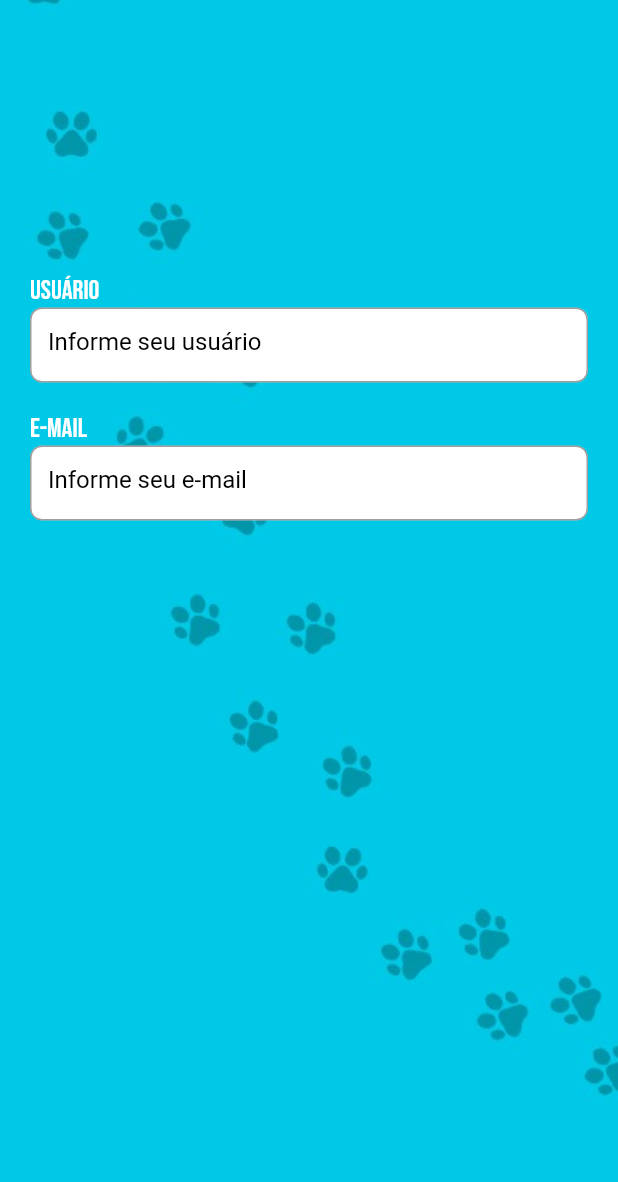
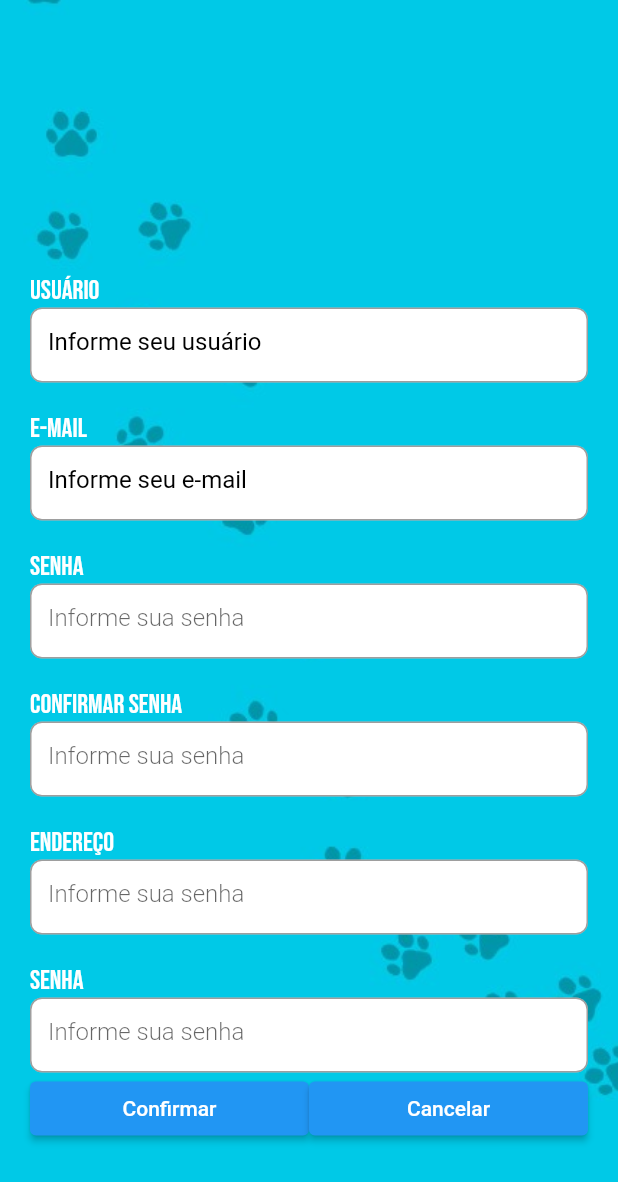
Before and after one commit to josedutra13/TCC, a Flutter app: the screen it shows after launch, scrolled down 67 dp, on a phone screen of 412 x 824 dp. Shown: the top 1182 px of the screen. Run offline on Flutter 3.47's test engine with Material 2 defaults, Android fonts, the phone set to English and light mode, and no system bars; our stand-ins replace get, google_fonts; missing offline and left inert: dart:ffi.

Commit message:
criação campos e botões

```diff
--- a/lib/app/module/register/register_binding.dart
+++ b/lib/app/module/register/register_binding.dart
@@ -0,0 +1,11 @@
+import 'dart:ffi';
+
+import 'package:auresgate/app/module/register/register_controller.dart';
+import 'package:get/get.dart';
+
+class RegisterBindings implements Bindings {
+  @override
+  void dependencies() {
+    Get.lazyPut(() => RegisterController());
+  }
+}
--- a/lib/app/module/register/register_controller.dart
+++ b/lib/app/module/register/register_controller.dart
@@ -0,0 +1,3 @@
+import 'package:get/get.dart';
+
+class RegisterController extends GetxController {}
--- a/lib/app/module/register/register_page.dart
+++ b/lib/app/module/register/register_page.dart
@@ -1,8 +1,9 @@
+import 'package:auresgate/app/module/register/register_controller.dart';
 import 'package:flutter/material.dart';
-import 'package:flutter/services.dart';
+import 'package:get/get.dart';
 import 'package:google_fonts/google_fonts.dart';
 
-class RegisterPage extends StatelessWidget {
+class RegisterPage extends GetView<RegisterController> {
   @override
   Widget build(BuildContext context) {
     return Scaffold(
@@ -56,7 +57,7 @@ class RegisterPage extends StatelessWidget {
                         color: Colors.white,
                         borderRadius: BorderRadius.all(Radius.circular(8.0))),
                     height: 50,
-                    child: TextField(
+                    child: TextFormField(
                       decoration: InputDecoration(
                         hintText: 'Informe seu e-mail',
                         hintStyle: TextStyle(color: Colors.black),
@@ -65,6 +66,120 @@ class RegisterPage extends StatelessWidget {
                             borderRadius: BorderRadius.circular(8.0)),
                       ),
                     ),
+                  ),
+                  Container(
+                    margin: EdgeInsets.only(top: 20),
+                    child: Text(
+                      'SENHA',
+                      style: GoogleFonts.bebasNeue(
+                          color: Colors.white,
+                          fontSize: 18,
+                          fontWeight: FontWeight.w500),
+                    ),
+                  ),
+                  Container(
+                    decoration: BoxDecoration(
+                        color: Colors.white,
+                        borderRadius: BorderRadius.all(Radius.circular(8.0))),
+                    height: 50,
+                    child: TextFormField(
+                      decoration: InputDecoration(
+                        hintText: 'Informe sua senha',
+                        hintStyle: TextStyle(fontWeight: FontWeight.w300),
+                        fillColor: Colors.white70,
+                        border: OutlineInputBorder(
+                            borderRadius: BorderRadius.circular(8.0)),
+                      ),
+                    ),
+                  ),
+                  Container(
+                    margin: EdgeInsets.only(top: 20),
+                    child: Text(
+                      'CONFIRMAR SENHA',
+                      style: GoogleFonts.bebasNeue(
+                          color: Colors.white,
+                          fontSize: 18,
+                          fontWeight: FontWeight.w500),
+                    ),
+                  ),
+                  Container(
+                    decoration: BoxDecoration(
+                        color: Colors.white,
+                        borderRadius: BorderRadius.all(Radius.circular(8.0))),
+                    height: 50,
+                    child: TextFormField(
+                      decoration: InputDecoration(
+                        hintText: 'Informe sua senha',
+                        hintStyle: TextStyle(fontWeight: FontWeight.w300),
+                        fillColor: Colors.white70,
+                        border: OutlineInputBorder(
+                            borderRadius: BorderRadius.circular(8.0)),
+                      ),
+                    ),
+                  ),
+                  Container(
+                    margin: EdgeInsets.only(top: 20),
+                    child: Text(
+                      'ENDEREÇO',
+                      style: GoogleFonts.bebasNeue(
+                          color: Colors.white,
+                          fontSize: 18,
+                          fontWeight: FontWeight.w500),
+                    ),
+                  ),
+                  Container(
+                    decoration: BoxDecoration(
+                        color: Colors.white,
+                        borderRadius: BorderRadius.all(Radius.circular(8.0))),
+                    height: 50,
+                    child: TextFormField(
+                      decoration: InputDecoration(
+                        hintText: 'Informe sua senha',
+                        hintStyle: TextStyle(fontWeight: FontWeight.w300),
+                        fillColor: Colors.white70,
+                        border: OutlineInputBorder(
+                            borderRadius: BorderRadius.circular(8.0)),
+                      ),
+                    ),
+                  ),
+                  Container(
+                    margin: EdgeInsets.only(top: 20),
+                    child: Text(
+                      'SENHA',
+                      style: GoogleFonts.bebasNeue(
+                          color: Colors.white,
+                          fontSize: 18,
+                          fontWeight: FontWeight.w500),
+                    ),
+                  ),
+                  Container(
+                    decoration: BoxDecoration(
+                        color: Colors.white,
+                        borderRadius: BorderRadius.all(Radius.circular(8.0))),
+                    height: 50,
+                    child: TextFormField(
+                      decoration: InputDecoration(
+                        hintText: 'Informe sua senha',
+                        hintStyle: TextStyle(fontWeight: FontWeight.w300),
+                        fillColor: Colors.white70,
+                        border: OutlineInputBorder(
+                            borderRadius: BorderRadius.circular(8.0)),
+                      ),
+                    ),
+                  ),
+                  Row(
+                    children: [
+                      Expanded(
+                          child: ElevatedButton(
+                        child: Text('Confirmar'),
+                        onPressed: () {},
+                      )),
+                      Expanded(
+                          child: ElevatedButton(
+                        child: Text('Cancelar'),
+                        onPressed: () {},
+                      ))
+                    ],
                   )
                 ],
               )),
--- a/lib/app/routes/app_pages.dart
+++ b/lib/app/routes/app_pages.dart
@@ -1,4 +1,5 @@
 import 'package:auresgate/app/module/login/login_page.dart';
+import 'package:auresgate/app/module/register/register_binding.dart';
 import 'package:auresgate/app/module/register/register_page.dart';
 import 'package:auresgate/app/routes/app_routes.dart';
 import 'package:get/get.dart';
@@ -6,6 +7,9 @@ import 'package:get/get.dart';
 class AppPages {
   static final routes = [
     GetPage(name: Routes.LOGIN, page: () => LoginPage()),
-    GetPage(name: Routes.REGISTER, page: () => RegisterPage()),
+    GetPage(
+        name: Routes.REGISTER,
+        page: () => RegisterPage(),
+        binding: RegisterBindings()),
   ];
 }
--- a/pubspec.yaml
+++ b/pubspec.yaml
@@ -29,7 +29,7 @@ dependencies:
   # Use with the CupertinoIcons class for iOS style icons.
   cupertino_icons: ^1.0.2
   get: ^4.3.8
-  get_storage:
+  get_storage: 2.0.3
   google_fonts: ^2.1.0
 
 dev_dependencies:
```
